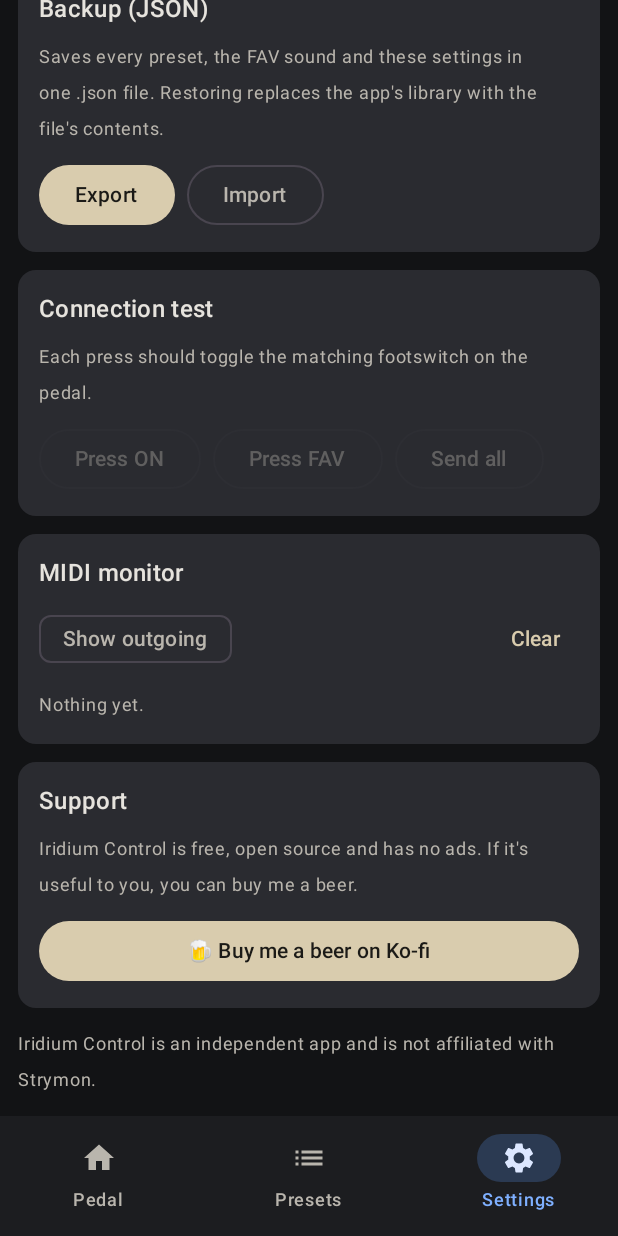
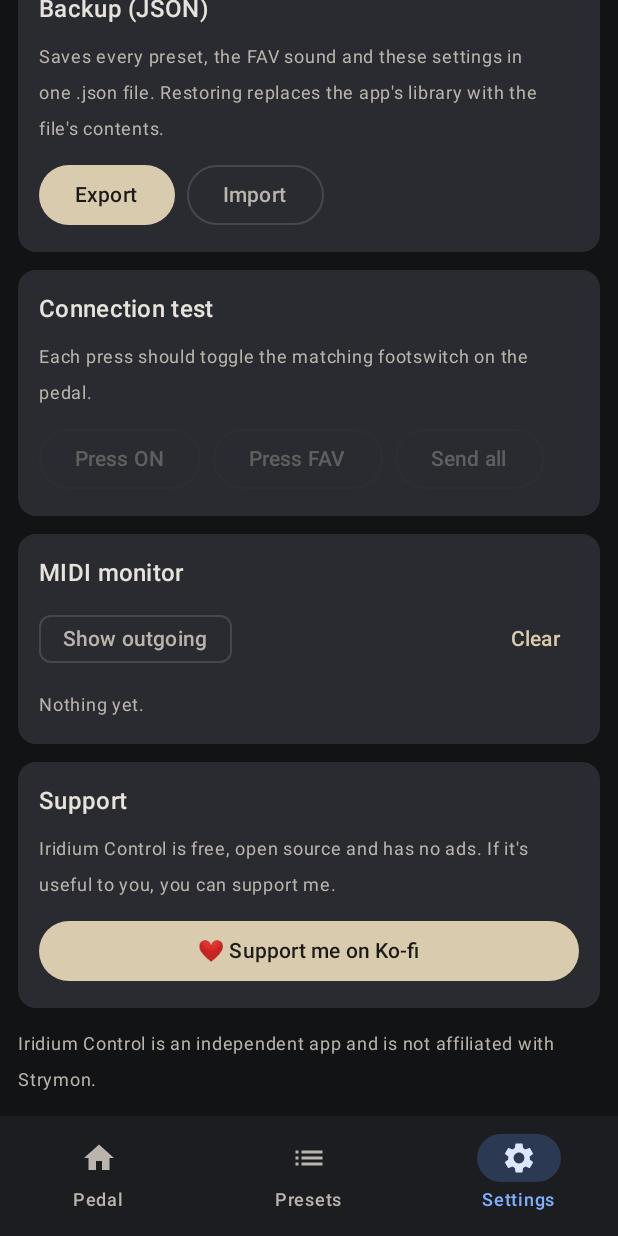
Before and after one commit to jonsolberg/strymoniridiumcontrol, an Android app built with Jetpack Compose: the screen it shows after launch (MainActivity), item 3 of the bottom bar chosen, scrolled down 1168 dp, on a phone screen of 412 x 824 dp. Run offline under Robolectric (Android 15) with nearby library versions, the phone set to English and light mode, and no system bars; pictures from the network do not load.

Commit message:
Support link: “Support me on Ko-fi” instead of “Buy me a beer”

```diff
--- a/app/build.gradle.kts
+++ b/app/build.gradle.kts
@@ -14,8 +14,8 @@ android {
         applicationId = "se.jonsolberg.iridium"
         minSdk = 26
         targetSdk = 35
-        versionCode = 10
-        versionName = "1.1.6"
+        versionCode = 11
+        versionName = "1.1.7"
     }
 
     signingConfigs {
--- a/app/src/main/java/se/jonsolberg/iridium/ui/SettingsScreen.kt
+++ b/app/src/main/java/se/jonsolberg/iridium/ui/SettingsScreen.kt
@@ -188,10 +188,10 @@ fun SettingsScreen(vm: IridiumViewModel) {
         }
 
         Section("Support") {
-            Hint("Iridium Control is free, open source and has no ads. If it's useful to you, you can buy me a beer.")
+            Hint("Iridium Control is free, open source and has no ads. If it's useful to you, you can support me.")
             val uri = LocalUriHandler.current
             Button(onClick = { runCatching { uri.openUri("https://ko-fi.com/jonsolberg") } }, modifier = Modifier.fillMaxWidth()) {
-                Text("🍺 Buy me a beer on Ko-fi")
+                Text("❤️ Support me on Ko-fi")
             }
         }
 
```
Also changed, not shown: 1 other file.
